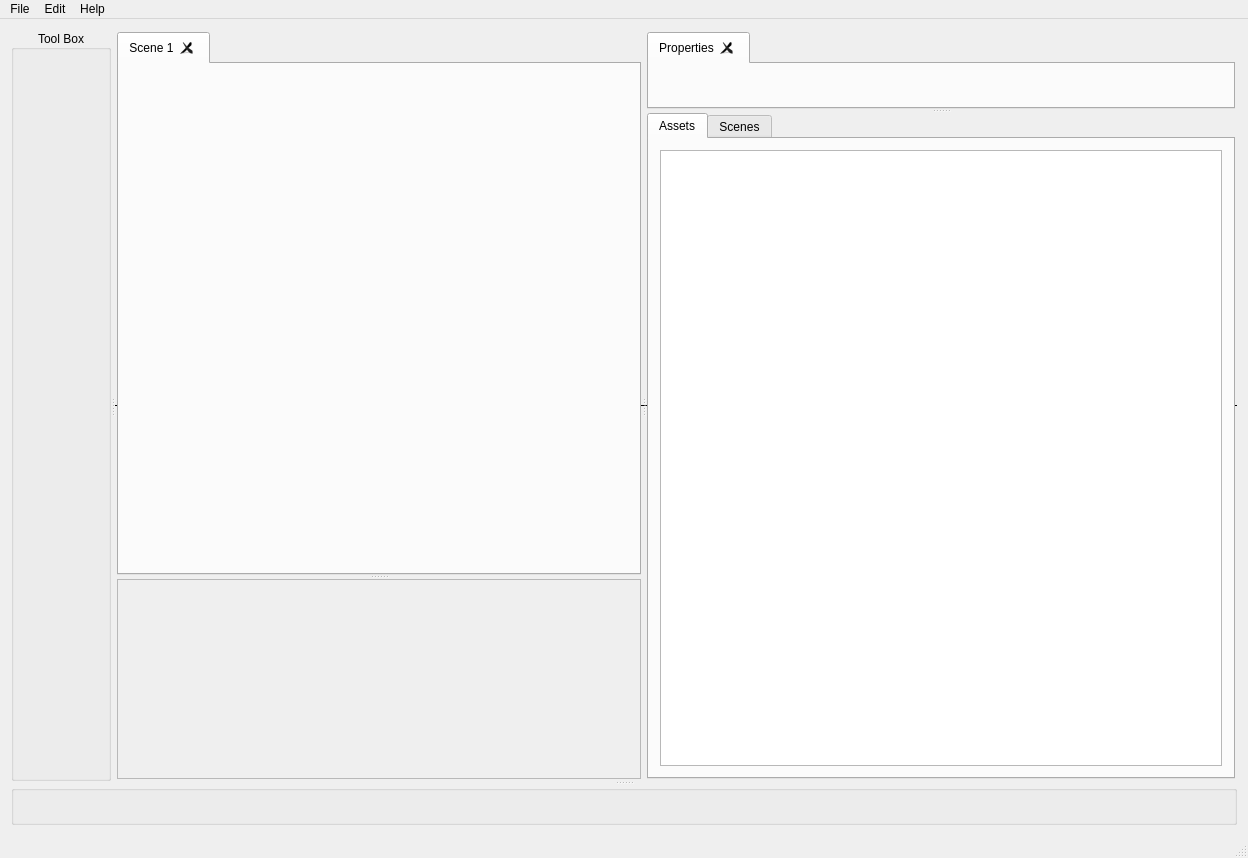
First picture: the form in Animic/animic.ui, repository MervynArt96/AnimicCreator, before the edit.
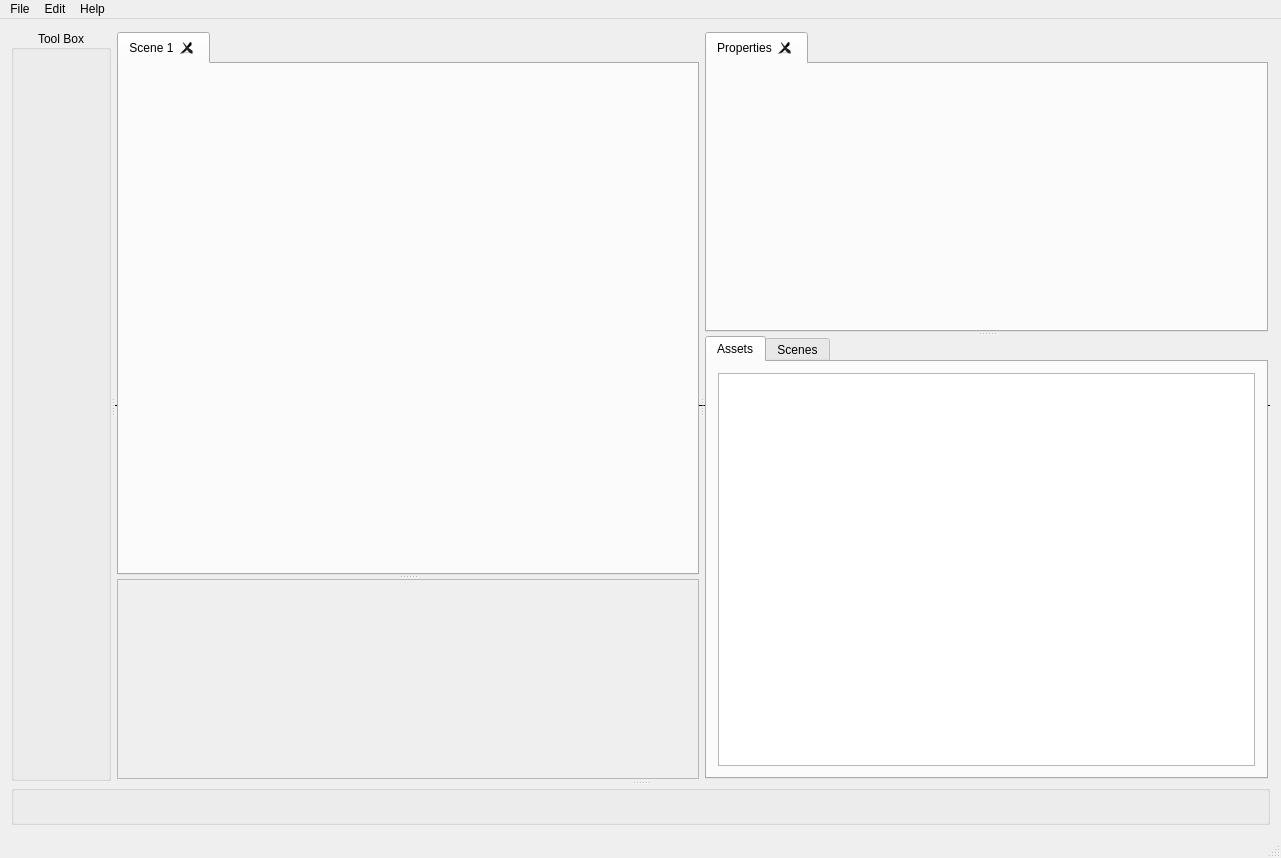
Second picture: the form after the edit. The open tabs and pages were chosen to show the change.

```diff
--- a/Animic/animic.ui
+++ b/Animic/animic.ui
@@ -6,7 +6,7 @@
    <rect>
     <x>0</x>
     <y>0</y>
-    <width>1248</width>
+    <width>1281</width>
     <height>858</height>
    </rect>
   </property>
@@ -106,7 +106,13 @@
          <property name="childrenCollapsible">
           <bool>false</bool>
          </property>
-         <widget class="QTabWidget" name="Scene">
+         <widget class="QTabWidget" name="SceneWindow">
+          <property name="minimumSize">
+           <size>
+            <width>0</width>
+            <height>500</height>
+           </size>
+          </property>
           <property name="tabsClosable">
            <bool>true</bool>
           </property>
@@ -138,7 +144,7 @@
             <rect>
              <x>0</x>
              <y>0</y>
-             <width>761</width>
+             <width>601</width>
              <height>198</height>
             </rect>
            </property>
@@ -170,8 +176,8 @@
          <widget class="QTabWidget" name="TabWidget_1">
           <property name="minimumSize">
            <size>
-            <width>300</width>
-            <height>0</height>
+            <width>0</width>
+            <height>300</height>
            </size>
           </property>
           <property name="maximumSize">
@@ -193,10 +199,16 @@
           </widget>
          </widget>
          <widget class="QTabWidget" name="ManagementTab">
+          <property name="sizePolicy">
+           <sizepolicy hsizetype="Expanding" vsizetype="Expanding">
+            <horstretch>0</horstretch>
+            <verstretch>0</verstretch>
+           </sizepolicy>
+          </property>
           <property name="minimumSize">
            <size>
-            <width>300</width>
-            <height>0</height>
+            <width>0</width>
+            <height>100</height>
            </size>
           </property>
           <property name="currentIndex">
@@ -209,6 +221,9 @@
            <layout class="QVBoxLayout" name="verticalLayout_3">
             <item>
              <widget class="QTreeView" name="AssetTreeView">
+              <property name="enabled">
+               <bool>true</bool>
+              </property>
               <property name="sizePolicy">
                <sizepolicy hsizetype="Minimum" vsizetype="Minimum">
                 <horstretch>0</horstretch>
@@ -217,8 +232,8 @@
               </property>
               <property name="minimumSize">
                <size>
-                <width>300</width>
-                <height>250</height>
+                <width>0</width>
+                <height>0</height>
                </size>
               </property>
              </widget>
@@ -266,7 +281,7 @@
     <rect>
      <x>0</x>
      <y>0</y>
-     <width>1248</width>
+     <width>1281</width>
      <height>26</height>
     </rect>
    </property>
```
Left out of the diff: 8 changed lines with no effect on the pictures.
